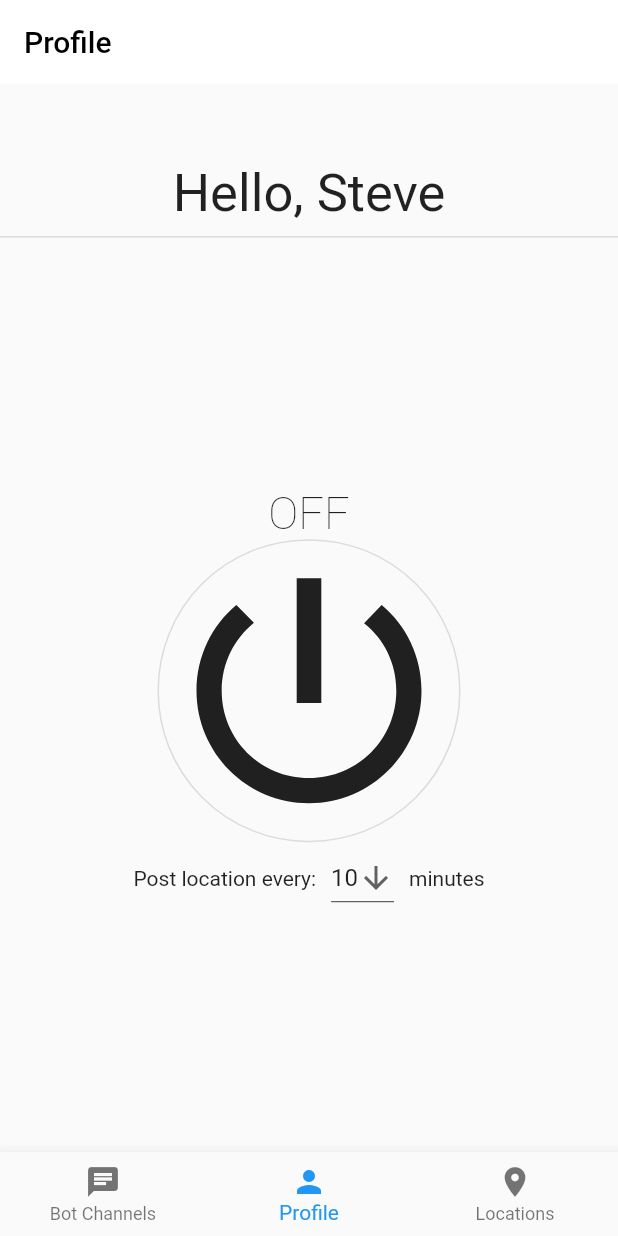
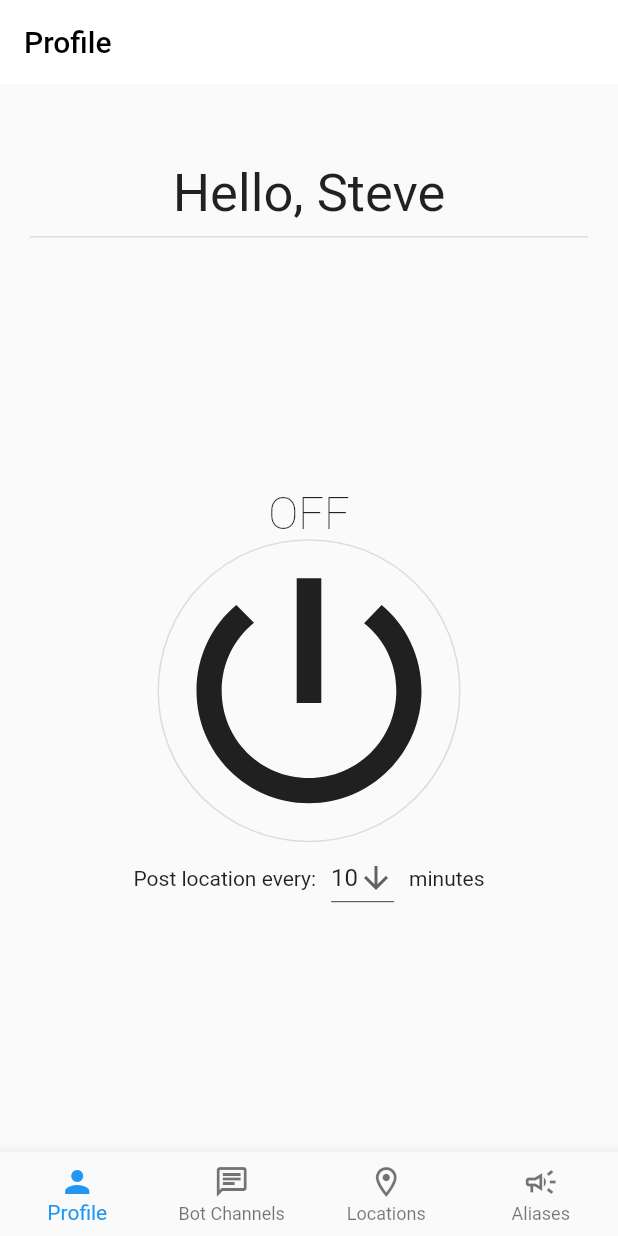
Before and after one commit to SteveImmanuel/trackme-mobile, a Flutter app: the screen it shows after launch, on a phone screen of 412 x 824 dp. Run offline on Flutter 3.47's test engine with Material 2 defaults, Android fonts, the phone set to English and light mode, and no system bars.

Commit message:
Add new alias screen

```diff
--- a/lib/screens/home.dart
+++ b/lib/screens/home.dart
@@ -3,12 +3,16 @@ import 'package:trackme_mobile/constants.dart';
 import 'package:trackme_mobile/widgets/bot_channels.dart';
 import 'package:trackme_mobile/widgets/locations.dart';
 import 'package:trackme_mobile/widgets/profile.dart';
+import 'package:trackme_mobile/widgets/aliases.dart';
 
 class ChildItem {
   String title;
   Widget widget;
+
   ChildItem({required this.title, required this.widget});
 }
+
+class LocationListController {}
 
 class Home extends StatefulWidget {
   const Home({Key? key}) : super(key: key);
@@ -18,11 +22,12 @@ class Home extends StatefulWidget {
 }
 
 class _HomeState extends State<Home> {
-  int _currentIndex = 1;
+  int _currentIndex = 0;
   final List<ChildItem> _children = [
-    ChildItem(title: 'Bot Channels', widget: BotChannels()),
-    ChildItem(title: 'Profile', widget: Profile()),
-    ChildItem(title: 'Locations', widget: Locations()),
+    ChildItem(title: 'Profile', widget: const Profile()),
+    ChildItem(title: 'Bot Channels', widget: const BotChannels()),
+    ChildItem(title: 'Locations', widget: const Locations()),
+    ChildItem(title: 'Aliases', widget: const Aliases()),
   ];
 
   void _onBottomNavTapped(int index) {
@@ -40,25 +45,47 @@ class _HomeState extends State<Home> {
         foregroundColor: AppColor.text,
         elevation: 0,
       ),
-        body: _children[_currentIndex].widget,
+      body: Padding(
+        padding: const EdgeInsets.symmetric(horizontal: 20),
+        child: IndexedStack(
+          index: _currentIndex,
+          children: _children.map((ChildItem child) => child.widget).toList(),
+        ),
+      ),
       bottomNavigationBar: BottomNavigationBar(
         currentIndex: _currentIndex,
         onTap: _onBottomNavTapped,
         items: const [
           BottomNavigationBarItem(
-              icon: Icon(Icons.chat),
+            icon: Icon(Icons.person_outlined),
+            activeIcon: Icon(Icons.person),
+            label: 'Profile',
+          ),
+          BottomNavigationBarItem(
+            icon: Icon(Icons.chat_outlined),
+            activeIcon: Icon(Icons.chat),
             label: 'Bot Channels',
           ),
           BottomNavigationBarItem(
-              icon: Icon(Icons.person),
-              label: 'Profile',
+            icon: Icon(Icons.location_on_outlined),
+            activeIcon: Icon(Icons.location_on),
+            label: 'Locations',
           ),
           BottomNavigationBarItem(
-              icon: Icon(Icons.location_on),
-              label: 'Locations',
+            icon: Icon(Icons.campaign_outlined),
+            activeIcon: Icon(Icons.campaign),
+            label: 'Aliases',
           ),
         ],
+        type: BottomNavigationBarType.fixed,
       ),
+      floatingActionButton: (_currentIndex == 2 || _currentIndex == 3)
+          ? FloatingActionButton(
+              child: const Icon(Icons.add),
+              onPressed: () {},
+            )
+          : null,
+      floatingActionButtonLocation: FloatingActionButtonLocation.centerFloat,
     );
   }
 }
```
Lines whose indentation alone changed are shown as unchanged.
